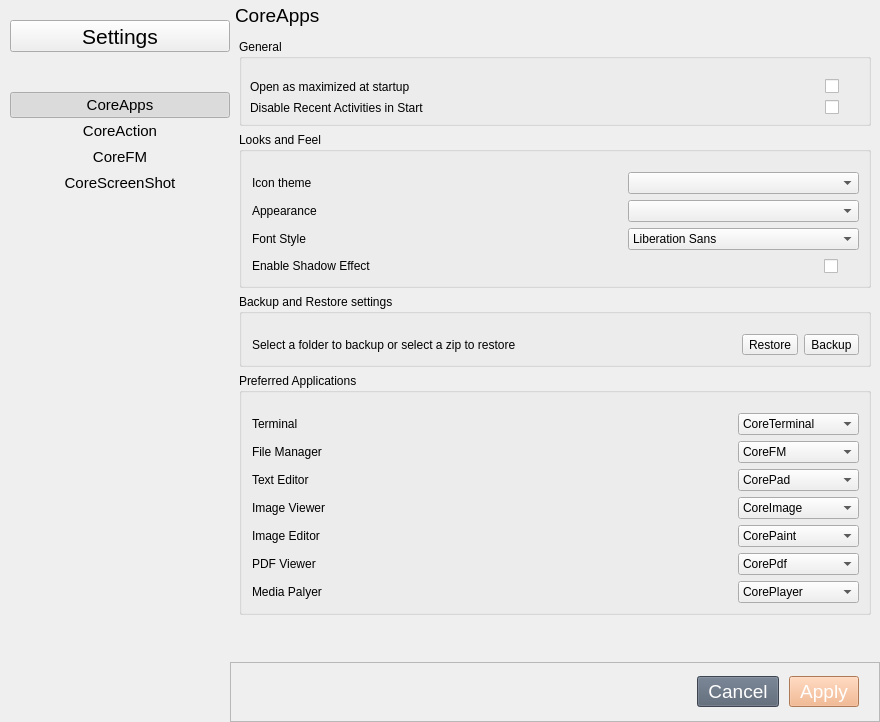
Old version of the form settings.ui in the repository rahmanshaber/settings.
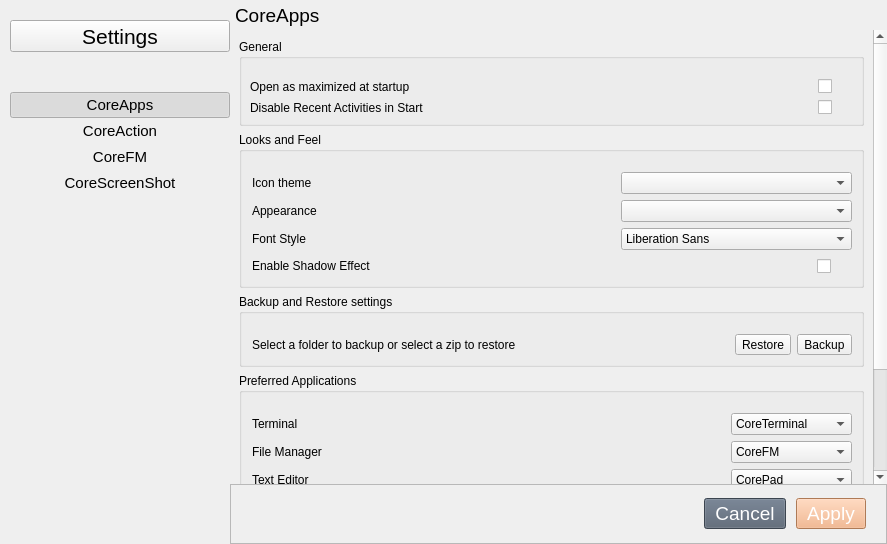
New version of the form. Icons and pictures are not drawn.

What changed in the file:
```diff
--- a/settings.ui
+++ b/settings.ui
@@ -6,8 +6,8 @@
    <rect>
     <x>0</x>
     <y>0</y>
-    <width>880</width>
-    <height>722</height>
+    <width>887</width>
+    <height>544</height>
    </rect>
   </property>
   <property name="windowTitle">
@@ -127,7 +127,7 @@
      </layout>
     </widget>
    </item>
-   <item row="2" column="1">
+   <item row="3" column="1">
     <widget class="QFrame" name="applyBar">
      <property name="minimumSize">
       <size>
@@ -213,7 +213,7 @@
      </layout>
     </widget>
    </item>
-   <item row="0" column="0" rowspan="3">
+   <item row="0" column="0" rowspan="4">
     <widget class="QWidget" name="shortcut" native="true">
      <property name="sizePolicy">
       <sizepolicy hsizetype="Expanding" vsizetype="Expanding">
@@ -463,6 +463,45 @@
        <string notr="true"/>
       </property>
       <layout class="QVBoxLayout" name="verticalLayout_4">
+       <property name="spacing">
+        <number>0</number>
+       </property>
+       <property name="leftMargin">
+        <number>0</number>
+       </property>
+       <property name="topMargin">
+        <number>0</number>
+       </property>
+       <property name="rightMargin">
+        <number>0</number>
+       </property>
+       <property name="bottomMargin">
+        <number>0</number>
+       </property>
+       <item>
+        <widget class="QScrollArea" name="scrollArea_2">
+         <property name="frameShape">
+          <enum>QFrame::NoFrame</enum>
+         </property>
+         <property name="frameShadow">
+          <enum>QFrame::Plain</enum>
+         </property>
+         <property name="widgetResizable">
+          <bool>true</bool>
+         </property>
+         <widget class="QWidget" name="scrollAreaWidgetContents_2">
+          <property name="geometry">
+           <rect>
+            <x>0</x>
+            <y>-161</y>
+            <width>643</width>
+            <height>615</height>
+           </rect>
+          </property>
+          <property name="accessibleName">
+           <string>pages</string>
+          </property>
+          <layout class="QVBoxLayout" name="verticalLayout_6">
        <item>
         <widget class="QGroupBox" name="generalb">
          <property name="title">
@@ -1207,6 +1246,10 @@
        </item>
       </layout>
      </widget>
+        </widget>
+       </item>
+      </layout>
+     </widget>
      <widget class="QWidget" name="pcoreaction">
       <property name="accessibleName">
        <string>pages</string>
```
Left out of the diff: 6 changed lines with no effect on the pictures. Lines whose indentation alone changed are shown as unchanged.
